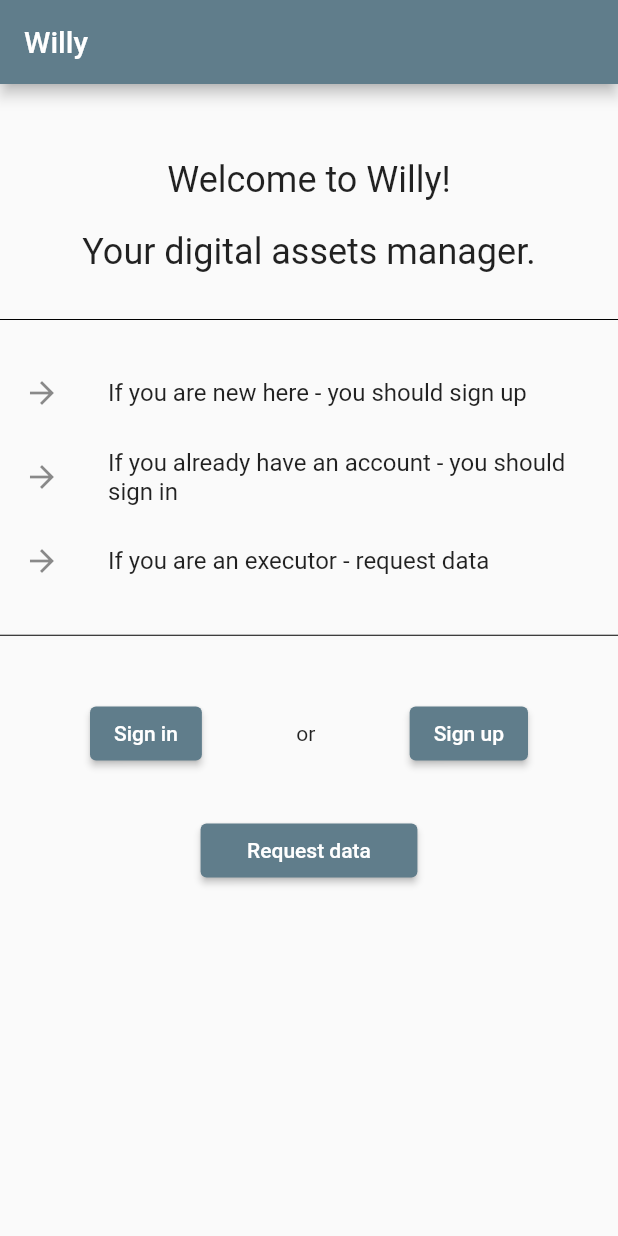
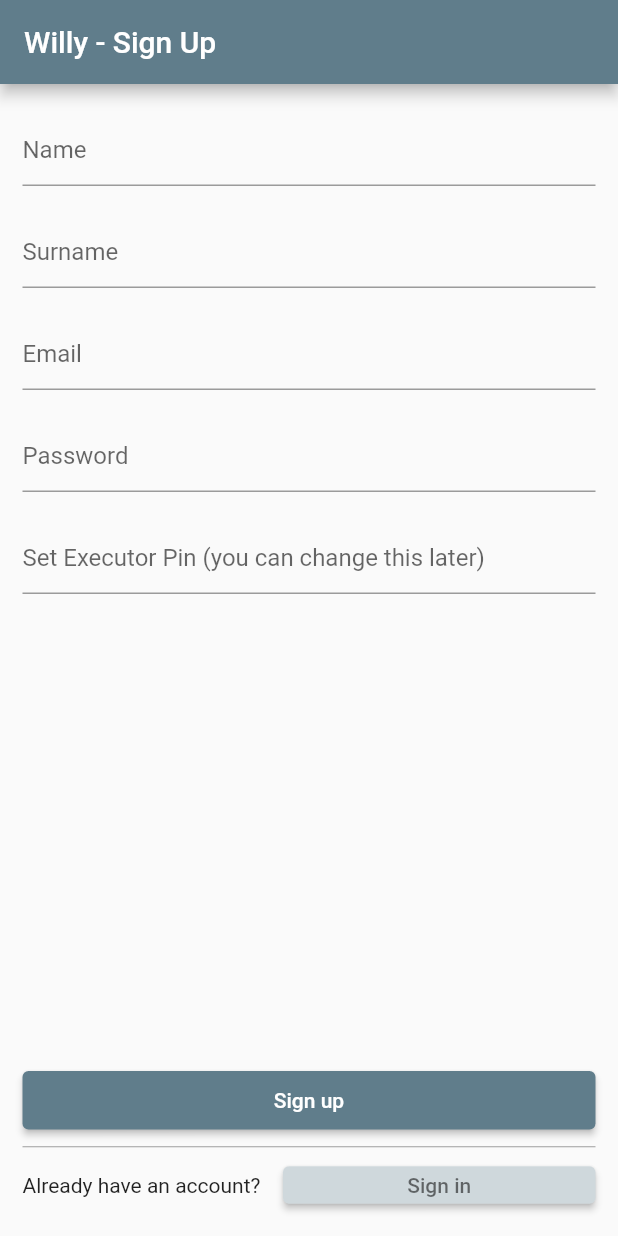
Before and after one commit to gorast-angelovski/willy, a Flutter app: the screen it shows after launch, after a tap on "Sign up", on a phone screen of 412 x 824 dp. Run offline on Flutter 3.47's test engine with Material 2 defaults, Android fonts, the phone set to English and light mode, and no system bars.

```diff
--- /dev/null
+++ b/lib/globals.dart
@@ -0,0 +1,22 @@
+List<User> users = [
+  User("Gorast", "Angelovski", "gorast.angelovski1@gmail.com",
+      "Password123!", "ExecutorPin123")
+];
+
+List<User> loggedIn = [];
+
+class User {
+  String name;
+  String surname;
+  String email;
+  String password;
+  String executorPin;
+
+  @override
+  String toString() {
+    return 'SignUpForm{name: $name, surname: $surname, email: $email, password: $password, executorPin: $executorPin}';
+  }
+
+  User(
+      this.name, this.surname, this.email, this.password, this.executorPin);
+}
--- a/lib/home_page.dart
+++ b/lib/home_page.dart
@@ -2,15 +2,6 @@ import 'package:flutter/material.dart';
 
 class MyHomePage extends StatefulWidget {
   const MyHomePage({Key? key, required this.title}) : super(key: key);
-
-  // This widget is the home page of your application. It is stateful, meaning
-  // that it has a State object (defined below) that contains fields that affect
-  // how it looks.
-
-  // This class is the configuration for the state. It holds the values (in this
-  // case the title) provided by the parent (in this case the App widget) and
-  // used by the build method of the State. Fields in a Widget subclass are
-  // always marked "final".
 
   final String title;
 
@@ -19,7 +10,6 @@ class MyHomePage extends StatefulWidget {
 }
 
 class _MyHomePageState extends State<MyHomePage> {
-
   @override
   Widget build(BuildContext context) {
     return Scaffold(
@@ -29,32 +19,101 @@ class _MyHomePageState extends State<MyHomePage> {
       body: Center(
         child: Column(
           children: <Widget>[
-            Padding( padding: const EdgeInsets.only(top: 50,bottom: 20),
+            Padding(
+              padding: const EdgeInsets.only(top: 50, bottom: 20),
               child: Text(
                 'Welcome to Willy!',
                 style: Theme.of(context).textTheme.headline5,
-              ),),
-            Text('Your digital assets manager.', style: Theme.of(context).textTheme.headline5,),
-            const Padding(padding: EdgeInsets.only(top:30),child:Divider(color: Colors.black, height: 2,)),
-            Padding(padding: const EdgeInsets.fromLTRB(0,20,5,0), child: Column(children:
-            const [ListTile(leading: Icon(Icons.arrow_forward),title: Text("If you are new here - you should sign up",)),
-              ListTile(leading: Icon(Icons.arrow_forward),title: Text("If you already have an account - you should sign in",),),
-              ListTile(leading: Icon(Icons.arrow_forward),title: Text("If you are an executor - request data",),)
-            ])),
-            const Padding(padding: EdgeInsets.only(top:20),child:Divider(color: Colors.black, height: 3,)),
-            Padding(padding: const EdgeInsets.only(top:40,left: 60,right: 60),
-                child: Center(
-                    child: Row( mainAxisAlignment: MainAxisAlignment.spaceBetween,
-                      children: [ Column(children:
-                      [ElevatedButton(onPressed:() {return;}, child: const Text("Sign in")),],),
-                        Column(children: const [Text("or")]),
-                        Column(children: [ElevatedButton(onPressed:() {return;}, child: const Text("Sign up"))],)],) )),
-            Padding(padding: EdgeInsets.only(left:5,right: 5,top:30),
-              child: ElevatedButton(onPressed: () { Navigator.pushNamed(context, '/request-data');},child: const Padding(padding: EdgeInsets.only(left:15,right:15), child: Text("Request data") )),)
+              ),
+            ),
+            Text(
+              'Your digital assets manager.',
+              style: Theme.of(context).textTheme.headline5,
+            ),
+            const Padding(
+              padding: EdgeInsets.only(top: 30),
+              child: Divider(
+                color: Colors.black,
+                height: 2,
+              ),
+            ),
+            Padding(
+              padding: const EdgeInsets.fromLTRB(0, 20, 5, 0),
+              child: Column(
+                children: const [
+                  ListTile(
+                    leading: Icon(Icons.arrow_forward),
+                    title: Text(
+                      "If you are new here - you should sign up",
+                    ),
+                  ),
+                  ListTile(
+                    leading: Icon(Icons.arrow_forward),
+                    title: Text(
+                      "If you already have an account - you should sign in",
+                    ),
+                  ),
+                  ListTile(
+                    leading: Icon(Icons.arrow_forward),
+                    title: Text(
+                      "If you are an executor - request data",
+                    ),
+                  )
+                ],
+              ),
+            ),
+            const Padding(
+              padding: EdgeInsets.only(top: 20),
+              child: Divider(
+                color: Colors.black,
+                height: 3,
+              ),
+            ),
+            Padding(
+              padding: const EdgeInsets.only(top: 40, left: 60, right: 60),
+              child: Center(
+                child: Row(
+                  mainAxisAlignment: MainAxisAlignment.spaceBetween,
+                  children: [
+                    Column(
+                      children: [
+                        ElevatedButton(
+                            onPressed: () {
+                              Navigator.pushNamed(context, '/sign-in');
+                            },
+                            child: const Text("Sign in")),
+                      ],
+                    ),
+                    Column(children: const [Text("or")]),
+                    Column(
+                      children: [
+                        ElevatedButton(
+                          onPressed: () {
+                            Navigator.pushNamed(context, '/sign-up');
+                          },
+                          child: const Text("Sign up"),
+                        ),
+                      ],
+                    ),
+                  ],
+                ),
+              ),
+            ),
+            Padding(
+              padding: EdgeInsets.only(left: 5, right: 5, top: 30),
+              child: ElevatedButton(
+                onPressed: () {
+                  Navigator.pushNamed(context, '/request-data');
+                },
+                child: const Padding(
+                  padding: EdgeInsets.only(left: 15, right: 15),
+                  child: Text("Request data"),
+                ),
+              ),
+            ),
           ],
         ),
       ),
-      // This trailing comma makes auto-formatting nicer for build methods.
     );
   }
 }
--- a/lib/main.dart
+++ b/lib/main.dart
@@ -3,10 +3,14 @@ import 'package:willy/account_form.dart';
 import 'package:willy/accounts_page.dart';
 import 'package:willy/assign_executor_page.dart';
 import 'package:willy/images_page.dart';
+import 'package:willy/landing_page.dart';
 import 'package:willy/request_data_page.dart';
+import 'package:willy/sign_in.dart';
+import 'package:willy/sign_up.dart';
 import 'package:willy/voice_instructions_page.dart';
 import 'package:willy/will_manager_page.dart';
 import 'home_page.dart';
+
 
 void main() {
   runApp(const MyApp());
@@ -15,21 +19,12 @@ void main() {
 class MyApp extends StatelessWidget {
   const MyApp({Key? key}) : super(key: key);
 
-  // This widget is the root of your application.
+
   @override
   Widget build(BuildContext context) {
     return MaterialApp(
       title: 'Willy',
       theme: ThemeData(
-        // This is the theme of your application.
-        //
-        // Try running your application with "flutter run". You'll see the
-        // application has a blue toolbar. Then, without quitting the app, try
-        // changing the primarySwatch below to Colors.green and then invoke
-        // "hot reload" (press "r" in the console where you ran "flutter run",
-        // or simply save your changes to "hot reload" in a Flutter IDE).
-        // Notice that the counter didn't reset back to zero; the application
-        // is not restarted.
         primarySwatch: Colors.blueGrey,
       ),
       // home: const MyHomePage(title: 'Willy'),
@@ -42,6 +37,10 @@ class MyApp extends StatelessWidget {
         '/manage-will': (context) => const WillManager(title: "Willy - Manage your will"),
         '/manage-accounts': (context) => const AccountsPage(title: "Willy - Manage your accounts"),
         '/add-account': (context) => AccountForm(title: 'Willy - Manage your account'),
+        '/sign-up': (context) => const SignUpPage(title: 'Willy - Sign Up'),
+        '/sign-in': (context) => const SignInPage(title: 'Willy - Sign In'),
+        '/landing': (context) => const LandingPage(title: 'Willy - Welcome'),
+
       },
       initialRoute: '/',
     );
--- a/lib/request_data_page.dart
+++ b/lib/request_data_page.dart
@@ -7,7 +7,6 @@ class RequestDataPage extends StatelessWidget {
 
   @override
   Widget build(BuildContext context) {
-    // TODO: implement build
     return Scaffold(appBar: AppBar(
       title: Text(title),
     ),
--- /dev/null
+++ b/lib/sign_up.dart
@@ -0,0 +1,199 @@
+import 'package:flutter/material.dart';
+import 'globals.dart' as globals;
+
+class SignUpPage extends StatefulWidget {
+  const SignUpPage({Key? key, required this.title}) : super(key: key);
+
+  final String title;
+
+  @override
+  State<SignUpPage> createState() => _SignUpPageState();
+}
+
+class _SignUpPageState extends State<SignUpPage> {
+  TextEditingController _n = TextEditingController();
+  TextEditingController _s = TextEditingController();
+  TextEditingController _e = TextEditingController();
+  TextEditingController _p = TextEditingController();
+  TextEditingController _ep = TextEditingController();
+
+  @override
+  void initState() {
+    _n = TextEditingController();
+    _s = TextEditingController();
+    _e = TextEditingController();
+    _p = TextEditingController();
+    _ep = TextEditingController();
+    super.initState();
+  }
+
+  @override
+  void dispose() {
+    _n.dispose();
+    _s.dispose();
+    _e.dispose();
+    _p.dispose();
+    _ep.dispose();
+    super.dispose();
+  }
+
+  String _name = "";
+  String _surname = "";
+  String _email = "";
+  String _password = "";
+  String _executorPin = "";
+
+  addUser(name, surname, email, password, executorPin) {
+    setState(() {
+      globals.users.add(globals.User(name, surname, email, password, executorPin));
+    });
+  }
+
+  @override
+  Widget build(BuildContext context) {
+    return MaterialApp(
+      theme: ThemeData(
+        primarySwatch: Colors.blueGrey,
+      ),
+      title: widget.title,
+      home: Scaffold(
+        appBar: AppBar(
+          title: Text(widget.title),
+        ),
+        body: Column(
+          children: [
+            Expanded(
+              child: ListView(
+                children: [
+                  Padding(
+                    padding: EdgeInsets.fromLTRB(15, 20, 15, 10),
+                    child: TextFormField(
+                      decoration: const InputDecoration(hintText: "Name"),
+                      onChanged: (v) => setState(() {
+                        _name = v;
+                      }),
+                      controller: _n,
+                    ),
+                  ),
+                  Padding(
+                    padding: EdgeInsets.fromLTRB(15, 10, 15, 10),
+                    child: TextFormField(
+                      decoration: const InputDecoration(hintText: "Surname"),
+                      onChanged: (v) => setState(() {
+                        _surname = v;
+                      }),
+                      controller: _s,
+                    ),
+                  ),
+                  Padding(
+                    padding: EdgeInsets.fromLTRB(15, 10, 15, 10),
+                    child: TextFormField(
+                      decoration: const InputDecoration(hintText: "Email"),
+                      onChanged: (v) => setState(() {
+                        _email = v;
+                      }),
+                      controller: _e,
+                    ),
+                  ),
+                  Padding(
+                    padding: EdgeInsets.fromLTRB(15, 10, 15, 10),
+                    child: TextFormField(
+                      obscureText: true,
+                      enableSuggestions: false,
+                      autocorrect: false,
+                      decoration: const InputDecoration(hintText: "Password"),
+                      onChanged: (v) => setState(() {
+                        _password = v;
+                      }),
+                      controller: _p,
+                    ),
+                  ),
+                  Padding(
+                    padding: EdgeInsets.fromLTRB(15, 10, 15, 10),
+                    child: TextFormField(
+                      obscureText: true,
+                      enableSuggestions: false,
+                      autocorrect: false,
+                      decoration: const InputDecoration(
+                          hintText:
+                              "Set Executor Pin (you can change this later)"),
+                      onChanged: (v) => setState(() {
+                        _executorPin = v;
+                      }),
+                      controller: _ep,
+                    ),
+                  ),
+                ],
+              ),
+            ),
+            Padding(
+              padding: const EdgeInsets.fromLTRB(15, 10, 15, 10),
+              child: SizedBox(
+                height: 100,
+                child: Column(
+                  children: [
+                    Expanded(
+                      child: ElevatedButton(
+                        style: ElevatedButton.styleFrom(
+                          minimumSize: const Size.fromHeight(30), // NEW
+                        ),
+                        onPressed: () {
+                          setState(() {
+                            _name = _n.text;
+                            _surname = _s.text;
+                            _email = _e.text;
+                            _password = _p.text;
+                            _executorPin = _ep.text;
+                            addUser(_name, _surname, _email, _password,
+                                _executorPin);
+                            _n.text = "";
+                            _s.text = "";
+                            _e.text = "";
+                            _p.text = "";
+                            _ep.text = "";
+                          });
+
+                          Navigator.pushNamed(context, '/landing');
+                        },
+                        child: const Text("Sign up"),
+                      ),
+                    ),
+                    const Padding(
+                      padding: EdgeInsets.only(top: 10),
+                      child: Divider(
+                        color: Colors.grey,
+                        height: 3,
+                      ),
+                    ),
+                    Row(
+                      children: [
+                        const Padding(
+                          padding: EdgeInsets.fromLTRB(0, 0, 15, 0),
+                          child: Text("Already have an account?"),
+                          //
+                        ),
+                        Expanded(
+                          child: ElevatedButton(
+                            style: ElevatedButton.styleFrom(
+                              primary: Theme.of(context).primaryColorLight,
+                              onPrimary: Colors.black54,
+                              minimumSize: const Size.fromHeight(25), // NEW
+                            ),
+                            onPressed: () {
+                              Navigator.pushNamed(context, '/sign-in');
+                            },
+                            child: const Text("Sign in"),
+                          ),
+                        ),
+                      ],
+                    ),
+                  ],
+                ),
+              ),
+            )
+          ],
+        ),
+      ),
+    );
+  }
+}
```
Also changed, not shown: lib/landing_page.dart (added, +106 -0 lines), lib/sign_in.dart (added, +165 -0 lines).
